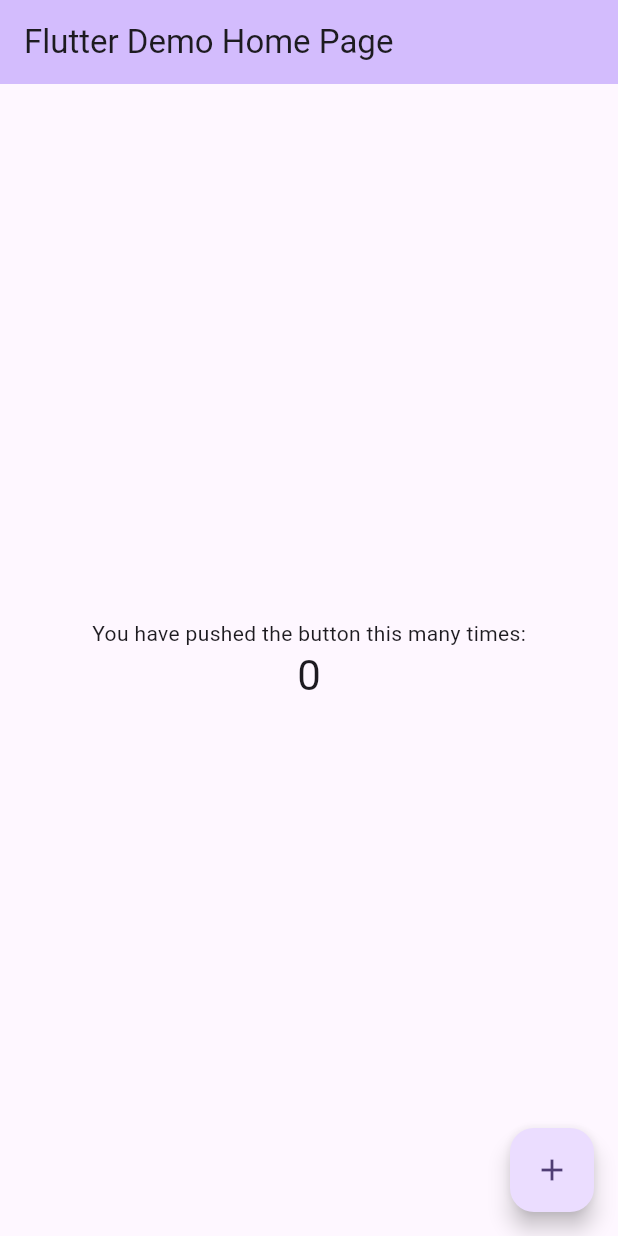
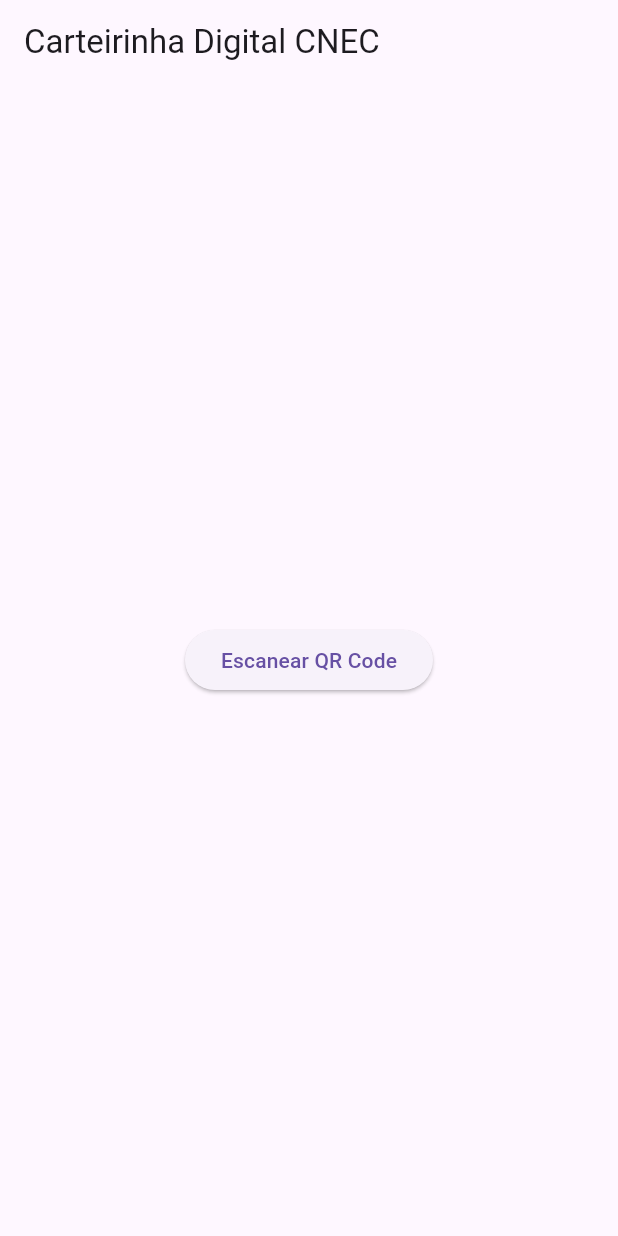
Before and after one commit to pedro-git-projects/carteirinha-digital-flutter, a Flutter app: the screen it shows after launch, on a phone screen of 412 x 824 dp. Run offline on Flutter 3.47's test engine with Material 3 defaults, Android fonts, the phone set to English and light mode, and no system bars; missing offline and left inert: mobile_scanner.

Commit message:
scanner widget #2

```diff
--- a/lib/main.dart
+++ b/lib/main.dart
@@ -1,125 +1,34 @@
+import 'package:carteirinha_digital/qr_code_scanner.dart';
 import 'package:flutter/material.dart';
 
-void main() {
-  runApp(const MyApp());
-}
+void main() => runApp(const MaterialApp(home: MyHome()));
 
-class MyApp extends StatelessWidget {
-  const MyApp({super.key});
-
-  // This widget is the root of your application.
-  @override
-  Widget build(BuildContext context) {
-    return MaterialApp(
-      title: 'Flutter Demo',
-      theme: ThemeData(
-        // This is the theme of your application.
-        //
-        // TRY THIS: Try running your application with "flutter run". You'll see
-        // the application has a blue toolbar. Then, without quitting the app,
-        // try changing the seedColor in the colorScheme below to Colors.green
-        // and then invoke "hot reload" (save your changes or press the "hot
-        // reload" button in a Flutter-supported IDE, or press "r" if you used
-        // the command line to start the app).
-        //
-        // Notice that the counter didn't reset back to zero; the application
-        // state is not lost during the reload. To reset the state, use hot
-        // restart instead.
-        //
-        // This works for code too, not just values: Most code changes can be
-        // tested with just a hot reload.
-        colorScheme: ColorScheme.fromSeed(seedColor: Colors.deepPurple),
-        useMaterial3: true,
-      ),
-      home: const MyHomePage(title: 'Flutter Demo Home Page'),
-    );
-  }
-}
-
-class MyHomePage extends StatefulWidget {
-  const MyHomePage({super.key, required this.title});
-
-  // This widget is the home page of your application. It is stateful, meaning
-  // that it has a State object (defined below) that contains fields that affect
-  // how it looks.
-
-  // This class is the configuration for the state. It holds the values (in this
-  // case the title) provided by the parent (in this case the App widget) and
-  // used by the build method of the State. Fields in a Widget subclass are
-  // always marked "final".
-
-  final String title;
-
-  @override
-  State<MyHomePage> createState() => _MyHomePageState();
-}
-
-class _MyHomePageState extends State<MyHomePage> {
-  int _counter = 0;
-
-  void _incrementCounter() {
-    setState(() {
-      // This call to setState tells the Flutter framework that something has
-      // changed in this State, which causes it to rerun the build method below
-      // so that the display can reflect the updated values. If we changed
-      // _counter without calling setState(), then the build method would not be
-      // called again, and so nothing would appear to happen.
-      _counter++;
-    });
-  }
+class MyHome extends StatelessWidget {
+  const MyHome({super.key});
 
   @override
   Widget build(BuildContext context) {
-    // This method is rerun every time setState is called, for instance as done
-    // by the _incrementCounter method above.
-    //
-    // The Flutter framework has been optimized to make rerunning build methods
-    // fast, so that you can just rebuild anything that needs updating rather
-    // than having to individually change instances of widgets.
     return Scaffold(
-      appBar: AppBar(
-        // TRY THIS: Try changing the color here to a specific color (to
-        // Colors.amber, perhaps?) and trigger a hot reload to see the AppBar
-        // change color while the other colors stay the same.
-        backgroundColor: Theme.of(context).colorScheme.inversePrimary,
-        // Here we take the value from the MyHomePage object that was created by
-        // the App.build method, and use it to set our appbar title.
-        title: Text(widget.title),
-      ),
-      body: Center(
-        // Center is a layout widget. It takes a single child and positions it
-        // in the middle of the parent.
+      appBar: AppBar(title: const Text('Carteirinha Digital CNEC')),
+      body: SizedBox(
+        width: MediaQuery.of(context).size.width,
+        height: MediaQuery.of(context).size.height,
         child: Column(
-          // Column is also a layout widget. It takes a list of children and
-          // arranges them vertically. By default, it sizes itself to fit its
-          // children horizontally, and tries to be as tall as its parent.
-          //
-          // Column has various properties to control how it sizes itself and
-          // how it positions its children. Here we use mainAxisAlignment to
-          // center the children vertically; the main axis here is the vertical
-          // axis because Columns are vertical (the cross axis would be
-          // horizontal).
-          //
-          // TRY THIS: Invoke "debug painting" (choose the "Toggle Debug Paint"
-          // action in the IDE, or press "p" in the console), to see the
-          // wireframe for each widget.
           mainAxisAlignment: MainAxisAlignment.center,
-          children: <Widget>[
-            const Text(
-              'You have pushed the button this many times:',
-            ),
-            Text(
-              '$_counter',
-              style: Theme.of(context).textTheme.headlineMedium,
+          children: [
+            ElevatedButton(
+              onPressed: () {
+                Navigator.of(context).push(
+                  MaterialPageRoute(
+                    builder: (context) => const MobileScannerWidget(),
+                  ),
+                );
+              },
+              child: const Text('Escanear QR Code'),
             ),
           ],
         ),
       ),
-      floatingActionButton: FloatingActionButton(
-        onPressed: _incrementCounter,
-        tooltip: 'Increment',
-        child: const Icon(Icons.add),
-      ), // This trailing comma makes auto-formatting nicer for build methods.
     );
   }
 }
--- a/pubspec.yaml
+++ b/pubspec.yaml
@@ -35,6 +35,7 @@
   # The following adds the Cupertino Icons font to your application.
   # Use with the CupertinoIcons class for iOS style icons.
   cupertino_icons: ^1.0.2
+  mobile_scanner: ^3.5.5
 
 dev_dependencies:
   flutter_test:
@@ -45,7 +46,7 @@
   # activated in the `analysis_options.yaml` file located at the root of your
   # package. See that file for information about deactivating specific lint
   # rules and activating additional ones.
-  flutter_lints: ^2.0.0
+  flutter_lints: ^3.0.1
 
 # For information on the generic Dart part of this file, see the
 # following page: https://dart.dev/tools/pub/pubspec
```
Also changed, not shown: lib/qr_code_scanner.dart (added, +83 -0 lines), pubspec.lock, 4 other files.
